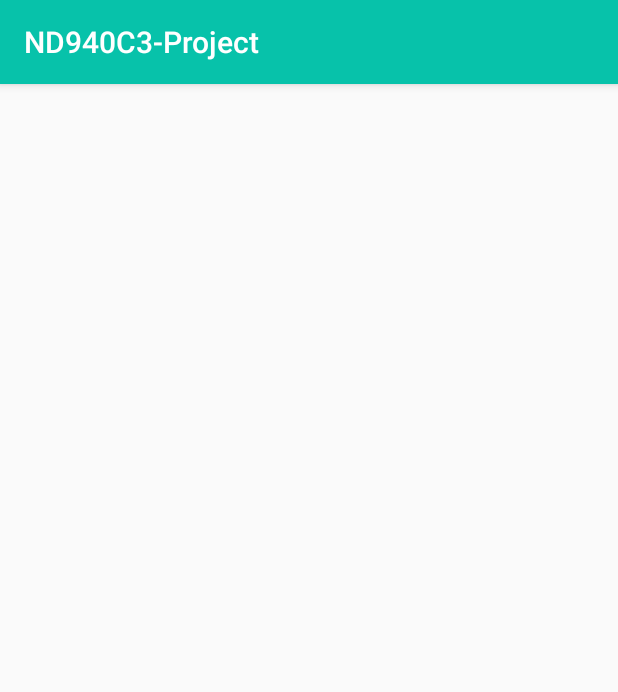
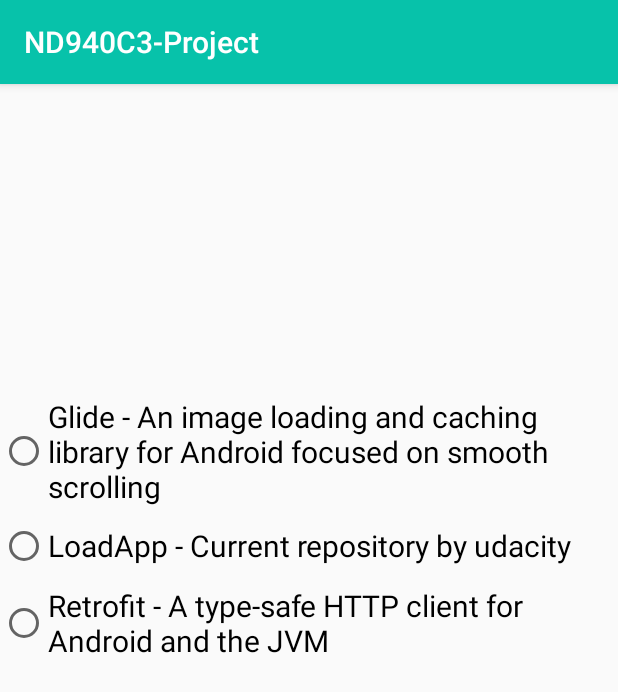
Before and after one commit to m07med176/Canvas_Udacity, an Android app: the screen it shows after launch (MainActivity), on a phone screen of 412 x 824 dp. Shown: the top 692 px of the screen. Run offline under Robolectric (Android 15) with nearby library versions, the phone set to English and light mode, and no system bars.

Commit message:
Main Layout XML

```diff
--- a/app/src/main/AndroidManifest.xml
+++ b/app/src/main/AndroidManifest.xml
@@ -1,6 +1,7 @@
 <?xml version="1.0" encoding="utf-8"?>
 <manifest xmlns:android="http://schemas.android.com/apk/res/android"
     package="com.udacity">
+    <uses-permission android:name="android.permission.INTERNET" />
 
     <application
         android:allowBackup="true"
--- a/app/src/main/res/layout/activity_main.xml
+++ b/app/src/main/res/layout/activity_main.xml
@@ -1,5 +1,5 @@
 <?xml version="1.0" encoding="utf-8"?>
-<androidx.coordinatorlayout.widget.CoordinatorLayout xmlns:android="http://schemas.android.com/apk/res/android"
+<androidx.constraintlayout.widget.ConstraintLayout xmlns:android="http://schemas.android.com/apk/res/android"
     xmlns:app="http://schemas.android.com/apk/res-auto"
     xmlns:tools="http://schemas.android.com/tools"
     android:layout_width="match_parent"
@@ -7,9 +7,13 @@
     tools:context=".MainActivity">
 
     <com.google.android.material.appbar.AppBarLayout
+        android:id="@+id/appBarLayout3"
         android:layout_width="match_parent"
         android:layout_height="wrap_content"
-        android:theme="@style/AppTheme.AppBarOverlay">
+        android:theme="@style/AppTheme.AppBarOverlay"
+        app:layout_constraintEnd_toEndOf="parent"
+        app:layout_constraintStart_toStartOf="parent"
+        app:layout_constraintTop_toTopOf="parent">
 
         <androidx.appcompat.widget.Toolbar
             android:id="@+id/toolbar"
@@ -20,6 +24,49 @@
 
     </com.google.android.material.appbar.AppBarLayout>
 
-    <include layout="@layout/content_main" />
+    <RadioGroup
+        android:id="@+id/radioGroup"
+        android:layout_width="wrap_content"
+        android:layout_height="wrap_content"
+        app:layout_constraintBottom_toTopOf="@+id/include3"
+        app:layout_constraintEnd_toEndOf="parent"
+        app:layout_constraintStart_toStartOf="parent"
+        app:layout_constraintTop_toBottomOf="@+id/appBarLayout3">
 
-</androidx.coordinatorlayout.widget.CoordinatorLayout>
+        <RadioButton
+            android:id="@+id/glide"
+            android:layout_width="wrap_content"
+            android:layout_height="wrap_content"
+            android:text="@string/glide"
+            android:textSize="@dimen/default_text_size" />
+
+        <RadioButton
+            android:id="@+id/loadApp"
+            android:layout_width="wrap_content"
+            android:layout_height="wrap_content"
+            android:layout_marginTop="10dp"
+            android:text="@string/loadApp"
+            android:textSize="@dimen/default_text_size" />
+
+        <RadioButton
+            android:id="@+id/retrofit"
+            android:layout_width="wrap_content"
+            android:layout_height="wrap_content"
+            android:layout_marginTop="10dp"
+            android:text="@string/retrofit"
+            android:textSize="@dimen/default_text_size" />
+
+    </RadioGroup>
+
+    <include
+        android:id="@+id/include3"
+        layout="@layout/content_main"
+        android:layout_width="match_parent"
+        android:layout_height="wrap_content"
+        android:layout_marginBottom="76dp"
+        app:layout_constraintBottom_toBottomOf="parent"
+        app:layout_constraintEnd_toEndOf="parent"
+        app:layout_constraintHorizontal_bias="0.0"
+        app:layout_constraintStart_toStartOf="parent" />
+
+</androidx.constraintlayout.widget.ConstraintLayout>
--- a/app/src/main/res/values/strings.xml
+++ b/app/src/main/res/values/strings.xml
@@ -11,4 +11,10 @@
     <string name="button_name">Click me</string>
     <string name="button_loading">We are loading </string>
     <string name="title_activity_detail">DetailActivity</string>
+
+
+    <string name="glide">Glide - An image loading and caching library for Android focused on smooth scrolling</string>
+    <string name="loadApp">LoadApp - Current repository by udacity</string>
+    <string name="retrofit">Retrofit - A type-safe HTTP client for Android and the JVM</string>
+
 </resources>
```
